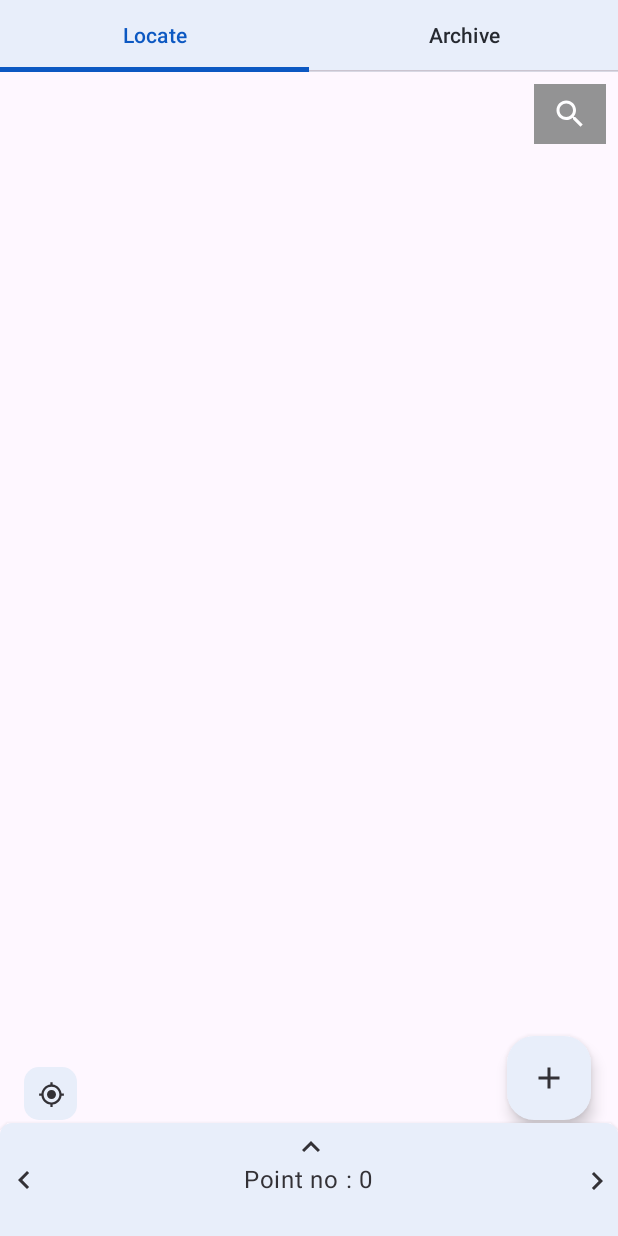
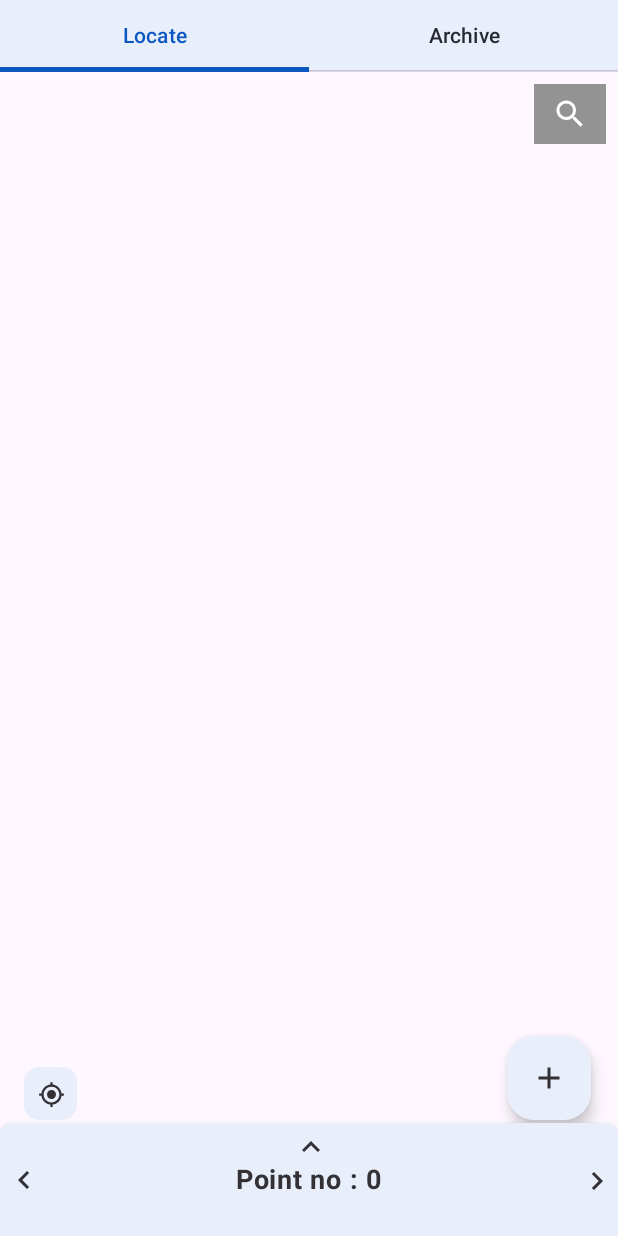
Before and after one commit to RaJansuMan/CordsApp, an Android app built with Jetpack Compose: the screen it shows after launch (MainActivity), on a phone screen of 412 x 824 dp. Run offline under Robolectric (Android 15) with nearby library versions, the phone set to English and light mode, and no system bars.

Commit message:
Locate Screen ui

```diff
--- a/app/src/main/java/com/selfproject/cordsapp/presentation/locate/LocateScreen.kt
+++ b/app/src/main/java/com/selfproject/cordsapp/presentation/locate/LocateScreen.kt
@@ -6,6 +6,7 @@ import androidx.compose.foundation.layout.Arrangement
 import androidx.compose.foundation.layout.Box
 import androidx.compose.foundation.layout.Column
 import androidx.compose.foundation.layout.Row
+import androidx.compose.foundation.layout.Spacer
 import androidx.compose.foundation.layout.fillMaxSize
 import androidx.compose.foundation.layout.fillMaxWidth
 import androidx.compose.foundation.layout.height
@@ -22,6 +23,8 @@ import androidx.compose.material.icons.filled.Add
 import androidx.compose.material.icons.filled.KeyboardArrowLeft
 import androidx.compose.material.icons.filled.KeyboardArrowRight
 import androidx.compose.material.icons.filled.KeyboardArrowUp
+import androidx.compose.material3.Button
+import androidx.compose.material3.ButtonDefaults
 import androidx.compose.material3.Card
 import androidx.compose.material3.CardDefaults
 import androidx.compose.material3.ExperimentalMaterial3Api
@@ -39,9 +42,15 @@ import androidx.compose.ui.Modifier
 import androidx.compose.ui.draw.alpha
 import androidx.compose.ui.graphics.Color
 import androidx.compose.ui.graphics.RectangleShape
+import androidx.compose.ui.layout.onGloballyPositioned
+import androidx.compose.ui.platform.LocalDensity
 import androidx.compose.ui.res.painterResource
+import androidx.compose.ui.text.TextStyle
+import androidx.compose.ui.text.font.FontWeight
+import androidx.compose.ui.text.style.TextAlign
 import androidx.compose.ui.tooling.preview.Preview
 import androidx.compose.ui.unit.dp
+import androidx.compose.ui.unit.sp
 import com.selfproject.cordsapp.R
 import com.selfproject.cordsapp.ui.theme.CordsAppTheme
 
@@ -51,12 +60,18 @@ import com.selfproject.cordsapp.ui.theme.CordsAppTheme
 )
 @Composable
 fun LocateScreen() {
+    val localDensity = LocalDensity.current
     var sheetState by remember { mutableStateOf(BottomSheetState.COLLAPSED) }
     val onSheetStateChanged: (BottomSheetState) -> Unit = { newState ->
         sheetState = newState
     }
     val topHeight = 60.dp
     val halfExpandedHeight = 135.dp
+
+    var bottomCardHeight by remember { mutableStateOf(0.dp) }
+    var isBottomCardMeasured by remember { mutableStateOf(false) }
+
+
 
     Box(modifier = Modifier.fillMaxSize()) {
 //        MapBoxMap(point = null)
@@ -70,26 +85,36 @@ fun LocateScreen() {
             onSearchDisplayChanged = {},
             onSearchDisplayClosed = {}
         )
+        if (!isBottomCardMeasured) {
+            BottomCard(
+                modifier = Modifier
+                    .onGloballyPositioned { coordinates ->
+                        bottomCardHeight =
+                            with(localDensity) { coordinates.size.height.toDp() }
+                        isBottomCardMeasured = true
+                    }
+                    .alpha(0.0F)
+
+            )
+        }
+        if (isBottomCardMeasured) {
             CustomBottomSheet(
                 modifier = Modifier.align(Alignment.BottomCenter),
                 sheetState = sheetState,
-            fullyExpandedHeight = 400.dp,
+                fullyExpandedHeight = bottomCardHeight + halfExpandedHeight,
                 halfExpandedHeight = halfExpandedHeight,
                 minHeight = topHeight,
                 onSheetStateChanged = onSheetStateChanged
             ) {
                 Column {
                     TopSheet(modifier = Modifier.height(topHeight))
-                TopHeaderCard(modifier = Modifier.height(halfExpandedHeight-topHeight))
-            }
-
+                    TopHeaderCard(modifier = Modifier.height(halfExpandedHeight - topHeight))
+                    BottomCard()
                 }
             }
         }
-
-
-
-
+    }
+    }
 
 
 @Composable
@@ -101,7 +126,11 @@ fun TopSheet(modifier: Modifier = Modifier) {
             .background(color = Color.Transparent),
         horizontalArrangement = Arrangement.SpaceBetween
     ) {
-        Box(modifier = Modifier.padding(bottom = 2.dp).align(Alignment.Bottom)) {
+        Box(
+            modifier = Modifier
+                .padding(bottom = 2.dp)
+                .align(Alignment.Bottom)
+        ) {
             IconButton(modifier = Modifier
                 .background(
                     shape = RoundedCornerShape(corner = CornerSize(10.dp)),
@@ -109,13 +138,15 @@ fun TopSheet(modifier: Modifier = Modifier) {
                 )
                 .align(Alignment.BottomCenter)
                 .padding(0.dp)
-                .size(35.dp)
-             ,
+                .size(35.dp),
                 onClick = { /*TODO*/ }) {
                 Icon(
                     painter = painterResource(id = R.drawable.baseline_gps_fixed_24),
-                    contentDescription = "Locate", tint = MaterialTheme.colorScheme.onSurfaceVariant ,
-                    modifier = Modifier.padding(0.dp).size(18.dp)
+                    contentDescription = "Locate",
+                    tint = MaterialTheme.colorScheme.onSurfaceVariant,
+                    modifier = Modifier
+                        .padding(0.dp)
+                        .size(18.dp)
                 )
             }
         }
@@ -138,13 +169,17 @@ fun TopSheet(modifier: Modifier = Modifier) {
 }
 
 @Composable
-fun TopHeaderCard(modifier: Modifier=Modifier) {
+fun TopHeaderCard(modifier: Modifier = Modifier) {
     Card(
         modifier = modifier
-            .fillMaxWidth()
-            ,
+            .fillMaxWidth(),
         elevation = CardDefaults.cardElevation(defaultElevation = 4.dp),
-        shape = RoundedCornerShape(topEnd = 8.dp, topStart = 8.dp, bottomEnd = 0.dp, bottomStart = 0.dp),
+        shape = RoundedCornerShape(
+            topEnd = 8.dp,
+            topStart = 8.dp,
+            bottomEnd = 0.dp,
+            bottomStart = 0.dp
+        ),
         colors = CardDefaults.cardColors(containerColor = MaterialTheme.colorScheme.surface)
     ) {
         Box(modifier = Modifier.fillMaxSize()) {
@@ -184,25 +219,108 @@ fun TopHeaderCard(modifier: Modifier=Modifier) {
                 )
             }
 
-            Text(text = "Point no : 0", modifier = Modifier.align(Alignment.Center), color = MaterialTheme.colorScheme.onSurfaceVariant)
+            Text(
+                text = "Point no : 0",
+                modifier = Modifier.align(Alignment.Center),
+                color = MaterialTheme.colorScheme.onSurfaceVariant,
+                fontWeight = FontWeight.Bold,
+                fontSize = 18.sp
+            )
         }
     }
 
 }
 @Composable
- fun BottomCard(modifier: Modifier=Modifier) {
+fun BottomCard(modifier: Modifier = Modifier) {
     Card(
         modifier = modifier
             .fillMaxWidth(),
         elevation = CardDefaults.cardElevation(defaultElevation = 4.dp),
         shape = RoundedCornerShape(
-             topEnd = 8.dp,
-             topStart = 8.dp,
-             bottomEnd = 0.dp,
-             bottomStart = 0.dp
+            0.dp
         ),
         colors = CardDefaults.cardColors(containerColor = MaterialTheme.colorScheme.surface)
-     ) {}
+    ) {
+        Column {
+            SectionHeader(modifier = Modifier.padding(top = 5.dp), value = "Description")
+            Text(
+                modifier = Modifier.padding(start = 20.dp, top = 8.dp),
+                text = "NEW Point",
+                textAlign = TextAlign.Justify, color = MaterialTheme.colorScheme.onSurfaceVariant
+            )
+            SectionHeader(modifier = Modifier.padding(top = 5.dp), value = "WGS Coordinates")
+            TextRow(modifier = Modifier.fillMaxWidth(), field = "Latitude   :", value = "1.4588537")
+            TextRow(modifier = Modifier.fillMaxWidth(), field = "Longitude :", value = "1.4588537")
+//            SectionHeader(modifier= Modifier.padding(top = 5.dp),value = "UTM Coordinates")
+//            TextRow(modifier=Modifier.fillMaxWidth(), field = "Easting    :", value = "1.4588537")
+//            TextRow(modifier=Modifier.fillMaxWidth(), field = "Northing   :", value = "1.4588537")
+//            TextRow(modifier=Modifier.fillMaxWidth(), field = "UTM Zone   :", value = "1.4588537")
+//            TextRow(modifier=Modifier.fillMaxWidth(), field = "UTM Letter   :", value = "1.4588537")
+            SectionHeader(modifier = Modifier.padding(top = 5.dp), value = "Elevation")
+            TextRow(
+                modifier = Modifier.fillMaxWidth(),
+                field = "Ellipsoidal   :",
+                value = "1.4588537"
+            )
+//            TextRow(modifier=Modifier.fillMaxWidth(), field = "   :", value = "1.4588537")
+//            TextRow(modifier=Modifier.fillMaxWidth(), field = "UTM Letter   :", value = "1.4588537")
+            Row(
+                modifier = Modifier
+                    .fillMaxWidth()
+                    .padding(vertical = 8.dp), horizontalArrangement = Arrangement.SpaceAround
+            ) {
+                Button(
+                    onClick = { },
+                    shape = RoundedCornerShape(8.dp),
+                    colors = ButtonDefaults.buttonColors(containerColor = Color.Red)
+                ) {
+                    Text(text = "DELETE POINT", style = TextStyle(fontWeight = FontWeight.Bold))
+                }
+                Button(
+                    onClick = { },
+                    shape = RoundedCornerShape(8.dp) // Rounded corners
+                ) {
+                    Text(text = "POINT DETAILS", style = TextStyle(fontWeight = FontWeight.Bold))
+                }
+            }
+
+        }
+    }
+}
+
+
+@Composable
+private fun SectionHeader(modifier: Modifier = Modifier, value: String, spacer: Boolean = true) {
+    Column(modifier = modifier) {
+        if (spacer) {
+            Spacer(
+                modifier = Modifier
+                    .fillMaxWidth()
+                    .height(1.dp)
+                    .background(MaterialTheme.colorScheme.onSurfaceVariant)
+            )
+        }
+        Text(
+            modifier = Modifier.padding(start = 8.dp, top = 5.dp, bottom = 2.dp),
+            text = value,
+            style = TextStyle(
+                fontWeight = FontWeight.Bold,
+                color = MaterialTheme.colorScheme.primary,
+                fontSize = 18.sp
+            )
+        )
+    }
+}
+
+@Composable
+fun TextRow(modifier: Modifier = Modifier, field: String, value: String) {
+    Row(
+        modifier = modifier.padding(start = 20.dp, top = 8.dp),
+        horizontalArrangement = Arrangement.spacedBy(20.dp)
+    ) {
+        Text(text = "$field ", color = MaterialTheme.colorScheme.onSurfaceVariant)
+        Text(text = value, color = MaterialTheme.colorScheme.onSurfaceVariant)
+    }
 }
 
 @Preview(showBackground = true)
```
Lines whose indentation alone changed are shown as unchanged.
